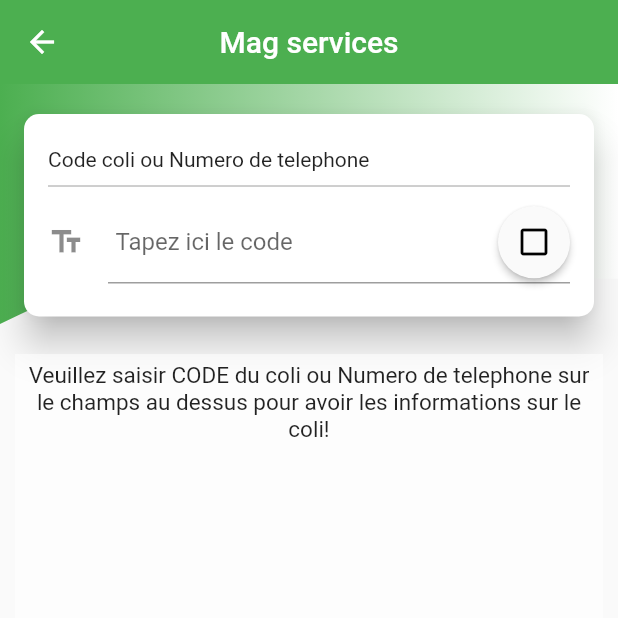
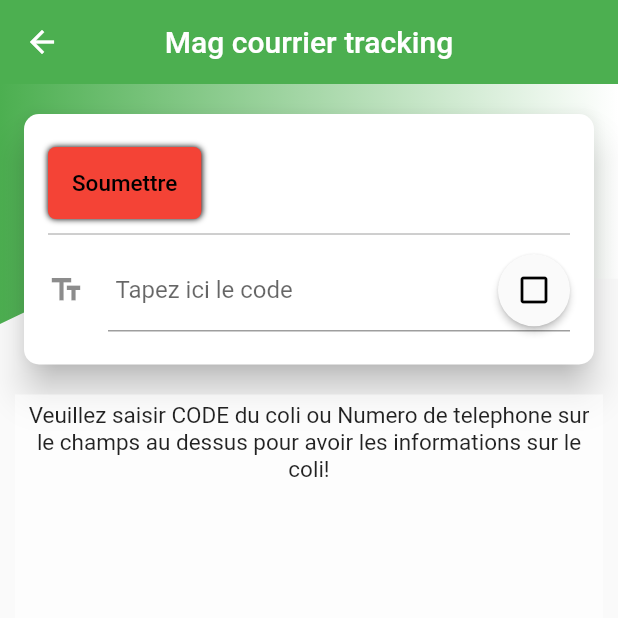
Before and after one commit to TonyBASHIZI/MagClient, a Flutter app: the Track screen opened directly, on a phone screen of 412 x 824 dp, the top half of it. Run offline on Flutter 3.47's test engine with Material 2 defaults, Android fonts, the phone set to English and light mode, and no system bars; our stand-ins replace flutter_local_notifications, rxdart, shared_preferences; accounts and stored records are empty; network calls fail.

Commit message:
nextTracking

```diff
--- a/lib/track.dart
+++ b/lib/track.dart
@@ -35,7 +35,7 @@ class _TrackState extends State<Track> {
       appBar: AppBar(
         backgroundColor: Colors.green,
         title: Text(
-          "Mag services",
+          "Mag courrier tracking",
         ),
         elevation: 0.0,
         centerTitle: true,
@@ -161,11 +161,24 @@ class _FlightListTopPartState extends State<FlightListTopPart> {
                         mainAxisAlignment: MainAxisAlignment.spaceBetween,
                         crossAxisAlignment: CrossAxisAlignment.start,
                         children: <Widget>[
-                          Text(
-                            "Code coli ou Numero de telephone",
-                            style: TextStyle(
-                              fontSize: 14.0,
+
+                          Container(
+                            decoration: BoxDecoration(
+                              color: Colors.red,
+                        borderRadius: BorderRadius.circular(5),
+                        boxShadow: [
+                          BoxShadow(
+                              offset: Offset(0, 0),
+                              color: Colors.black,
+                              blurRadius: 3)
+                        ],
                             ),
+                            child: isSaving == false
+                ? FlatButton(onPressed: null,
+                            child: Text("Soumettre",
+                        style: TextStyle(color: Colors.black, fontSize: 15)),
+
+                            ): Center(child: CircularProgressIndicator()),
                           ),
                           Divider(
                             color: Colors.grey,
@@ -192,7 +205,7 @@ class _FlightListTopPartState extends State<FlightListTopPart> {
 
                           onTap: () async {
                       final response = await http.post(BaseUrl.url + 'get_data.php',
-                      body: {'transaction': 'getcolis', 'cardID': '+243973697114'});
+                      body: {'transaction': 'getcolis', 'cardID': '${textController.toString().trim()}'});
                   // print(response.body);
                   List res = jsonDecode(response.body);
                   setState(() {
```
